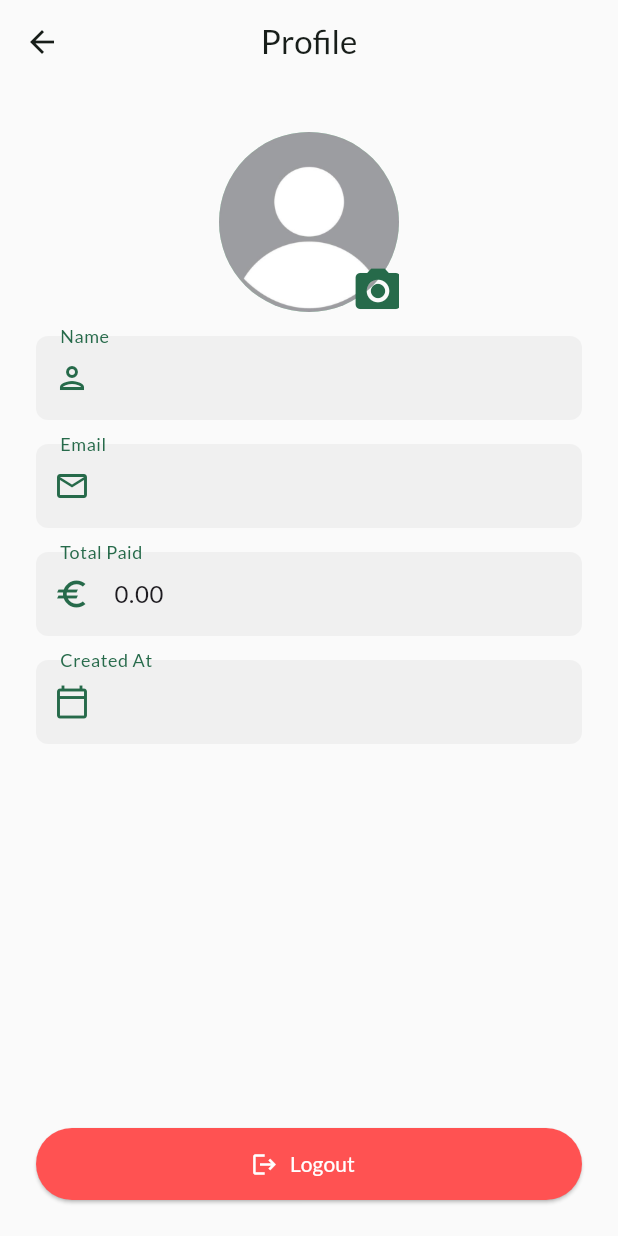
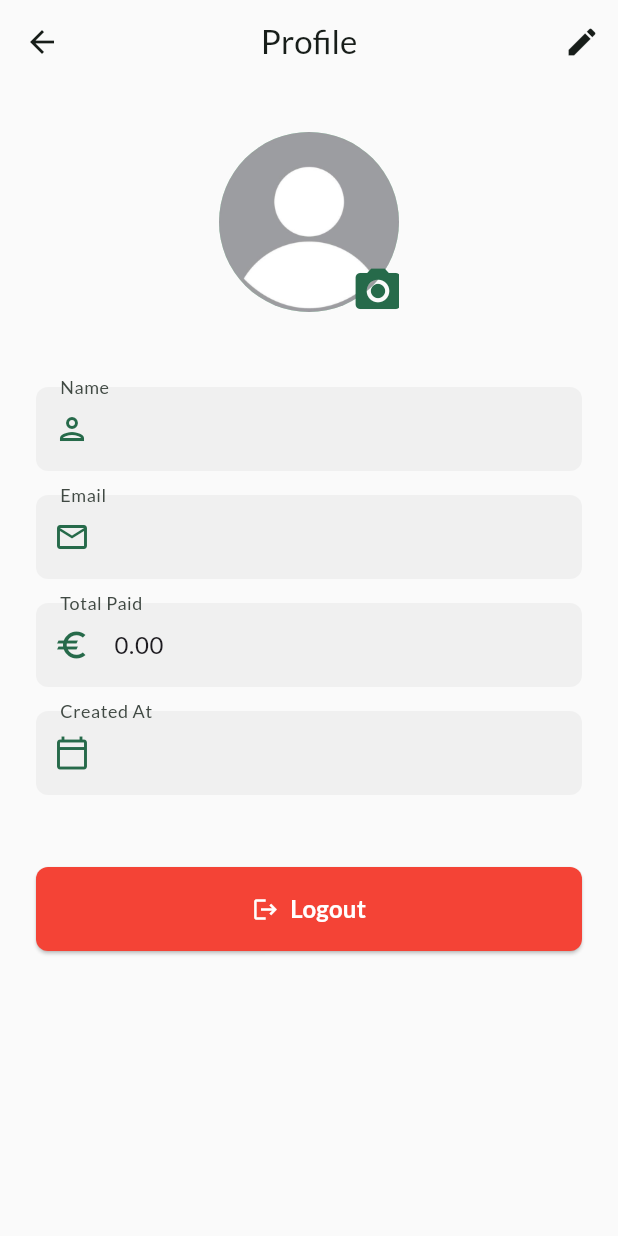
Before and after one commit to DonnerMarcel/Crossplatform_Project, a Flutter app: the UserProfileScreen screen opened directly, on a phone screen of 412 x 824 dp. Run offline on Flutter 3.47's test engine with Material 3 defaults, Android fonts, the phone set to English and light mode, and no system bars; our stand-ins replace cloud_firestore, firebase_auth, firebase_core, flutter_riverpod, google_fonts, google_mobile_ads and 3 more; accounts and stored records are empty; network calls fail.

Commit message:
Add posibility for user to change their name via the user profile screen, also do some small UI updates.

```diff
--- a/lib/screens/group_list_screen.dart
+++ b/lib/screens/group_list_screen.dart
@@ -32,6 +32,10 @@ class _GroupListScreenState extends ConsumerState<GroupListScreen> {
     super.initState();
     _loadUser();
     _loadBannerAd();
+
+    WidgetsBinding.instance.addPostFrameCallback((_) {
+      ref.invalidate(groupServiceProvider);
+    });
   }
 
   Future<void> _loadUser() async {
--- a/lib/screens/user_profile_screen.dart
+++ b/lib/screens/user_profile_screen.dart
@@ -3,6 +3,7 @@ import 'package:cloud_firestore/cloud_firestore.dart';
 import 'package:flutter/material.dart';
 import 'package:image_picker/image_picker.dart';
 import 'package:shared_preferences/shared_preferences.dart';
+import 'package:firebase_auth/firebase_auth.dart' as fb_auth;
 
 import '../services/firestore_service.dart';
 import '../models/models.dart';
@@ -19,11 +20,17 @@ class UserProfileScreen extends StatefulWidget {
 class _UserProfileScreenState extends State<UserProfileScreen> {
   final ImagePicker _picker = ImagePicker();
   final FirestoreService firestoreService = FirestoreService();
+  final _formKey = GlobalKey<FormState>();
+
   File? _imageFile;
   User? currentUser;
   String? email;
   String? uid;
   Timestamp? createdAt;
+  bool _isEditing = false;
+
+  final TextEditingController _nameController = TextEditingController();
+  final TextEditingController _emailController = TextEditingController();
 
   @override
   void initState() {
@@ -41,12 +48,14 @@ class _UserProfileScreenState extends State<UserProfileScreen> {
       setState(() {
         uid = storedUid;
         email = storedEmail;
-        createdAt = doc['createdAt']; // <-- Get it directly
+        createdAt = doc['createdAt'];
         currentUser = User(
           id: doc['id'],
           name: doc['name'],
           totalPaid: (doc['totalPaid'] ?? 0).toDouble(),
         );
+        _nameController.text = currentUser?.name ?? '';
+        _emailController.text = email ?? '';
       });
     }
   }
@@ -58,6 +67,26 @@ class _UserProfileScreenState extends State<UserProfileScreen> {
       setState(() {
         _imageFile = File(pickedFile.path);
       });
+    }
+  }
+
+  Future<void> _updateProfile() async {
+    if (!_formKey.currentState!.validate()) return;
+
+    final newName = _nameController.text.trim();
+
+    if (currentUser != null && uid != null) {
+      // Update name in Firestore
+      await firestoreService.updateUserName(userId: uid!, newName: newName);
+
+      setState(() {
+        currentUser!.name = newName;
+        _isEditing = false;
+      });
+
+      ScaffoldMessenger.of(context).showSnackBar(
+        const SnackBar(content: Text('Profile updated')),
+      );
     }
   }
 
@@ -96,18 +125,37 @@ class _UserProfileScreenState extends State<UserProfileScreen> {
 
   @override
   Widget build(BuildContext context) {
-    if (currentUser == null) {
-      //show empty container until _loadUser is finished or I would have to code
-      //a lot of garbage to handle nulls
-      return const Scaffold();
-    }
+    final theme = Theme.of(context);
+
+    if (currentUser == null) return const Scaffold();
 
     return Scaffold(
-      appBar: AppBar(title: const Text('Profile'), centerTitle: true),
-      body: Padding(
+      appBar: AppBar(
+        title: const Text('Profile'),
+        centerTitle: true,
+        actions: [
+          IconButton(
+            icon: Icon(_isEditing ? Icons.close : Icons.edit),
+            tooltip: _isEditing ? 'Cancel Edit' : 'Edit Profile',
+            onPressed: () {
+              setState(() {
+                _isEditing = !_isEditing;
+                if (!_isEditing) {
+                  _nameController.text = currentUser?.name ?? '';
+                  _emailController.text = email ?? '';
+                }
+              });
+            },
+          ),
+        ],
+      ),
+      body: SingleChildScrollView(
         padding: const EdgeInsets.all(24.0),
-        child: Center(
+        child: Form(
+          key: _formKey,
           child: Column(
+            crossAxisAlignment: CrossAxisAlignment.center,
+            mainAxisAlignment: MainAxisAlignment.center,
             children: [
               const SizedBox(height: 8),
               Stack(
@@ -136,70 +184,47 @@ class _UserProfileScreenState extends State<UserProfileScreen> {
                   ),
                 ],
               ),
-              const SizedBox(height: 16),
-              IgnorePointer(
-                child: TextFormField(
+              const SizedBox(height: 50),
+              _isEditing
+                  ? TextFormField(
+                controller: _nameController,
+                decoration: _buildInputDecoration(
+                  labelText: 'Name',
+                  prefixIconData: Icons.person_outlined,
+                  context: context,
+                ),
+                validator: (value) =>
+                value == null || value.trim().isEmpty ? 'Enter name' : null,
+              )
+                  : TextFormField(
                 readOnly: true,
-                  initialValue: currentUser?.name,
-                  // Your actual displayed text inside the field
-                  decoration: InputDecoration(
+                initialValue: currentUser?.name ?? '',
+                decoration: _buildInputDecoration(
                   labelText: 'Name',
-                    // Floating label above the field
-                    floatingLabelBehavior: FloatingLabelBehavior.always,
-                    prefixIcon:Icon(Icons.person_outlined, color: Theme.of(context).colorScheme.primary),
-                    filled: true,
-                    fillColor: Colors.black.withOpacity(0.04),
-                    border: OutlineInputBorder(
-                      borderRadius: BorderRadius.circular(8),
-                      borderSide: BorderSide.none,
-                    ),
-                    labelStyle: TextStyle(
-                      color: Theme.of(context).colorScheme.primary,
+                  prefixIconData: Icons.person_outlined,
+                  context: context,
                 ),
               ),
+              const SizedBox(height: 16),
+              TextFormField(
+                readOnly: true,
+                initialValue: email ?? '',
+                decoration: _buildInputDecoration(
+                  labelText: 'Email',
+                  prefixIconData: Icons.email_outlined,
+                  context: context,
                 ),
               ),
               const SizedBox(height: 16),
               IgnorePointer(
                 child: TextFormField(
                   readOnly: true,
-                  initialValue: email ?? '',
-                  decoration: InputDecoration(
-                    labelText: 'Email',
-                    // Floating label above the field
-                    floatingLabelBehavior: FloatingLabelBehavior.always,
-                    prefixIcon: Icon(Icons.email_outlined, color: Theme.of(context).colorScheme.primary),
-                    filled: true,
-                    fillColor: Colors.black.withOpacity(0.04),
-                    border: OutlineInputBorder(
-                      borderRadius: BorderRadius.circular(8),
-                      borderSide: BorderSide.none,
-                    ),
-                    labelStyle: TextStyle(
-                      color: Theme.of(context).colorScheme.primary,
-                    ),
-                  ),
-                ),
-              ),
-              const SizedBox(height: 16),
-              IgnorePointer(
-                child: TextFormField(
-                  readOnly: true,
-                  initialValue: currentUser?.totalPaid.toStringAsFixed(2),
-                  decoration: InputDecoration(
+                  initialValue:
+                  currentUser?.totalPaid.toStringAsFixed(2) ?? '0.00',
+                  decoration: _buildInputDecoration(
                     labelText: 'Total Paid',
-                    // Floating label above the field
-                    floatingLabelBehavior: FloatingLabelBehavior.always,
-                    prefixIcon: Icon(Icons.euro_outlined, color: Theme.of(context).colorScheme.primary),
-                    filled: true,
-                    fillColor: Colors.black.withOpacity(0.04),
-                    border: OutlineInputBorder(
-                      borderRadius: BorderRadius.circular(8),
-                      borderSide: BorderSide.none,
-                    ),
-                    labelStyle: TextStyle(
-                      color: Theme.of(context).colorScheme.primary,
-                    ),
+                    prefixIconData: Icons.euro_outlined,
+                    context: context,
                   ),
                 ),
               ),
@@ -212,33 +237,50 @@ class _UserProfileScreenState extends State<UserProfileScreen> {
                       DateTime.fromMillisecondsSinceEpoch(
                           createdAt!.millisecondsSinceEpoch))
                       : '',
-                  decoration: InputDecoration(
+                  decoration: _buildInputDecoration(
                     labelText: 'Created At',
-                    // Floating label above the field
-                    floatingLabelBehavior: FloatingLabelBehavior.always,
-                    prefixIcon: Icon(Icons.calendar_today_outlined, color: Theme.of(context).colorScheme.primary),
-                    filled: true,
-                    fillColor: Colors.black.withOpacity(0.04),
-                    border: OutlineInputBorder(
+                    prefixIconData: Icons.calendar_today_outlined,
+                    context: context,
+                  ),
+                ),
+              ),
+              const SizedBox(height: 24),
+              if (_isEditing)
+                SizedBox(
+                  width: double.infinity,
+                  child: ElevatedButton.icon(
+                    onPressed: _updateProfile,
+                    icon: const Icon(Icons.save),
+                    label: const Text('Save Changes'),
+                    style: ElevatedButton.styleFrom(
+                      foregroundColor: theme.colorScheme.onPrimary,
+                      backgroundColor: theme.colorScheme.primary,
+                      padding: const EdgeInsets.symmetric(vertical: 16),
+                      textStyle: theme.textTheme.titleMedium
+                          ?.copyWith(fontWeight: FontWeight.bold),
+                      shape: RoundedRectangleBorder(
                         borderRadius: BorderRadius.circular(8),
-                      borderSide: BorderSide.none,
-                    ),
-                    labelStyle: TextStyle(
-                      color: Theme.of(context).colorScheme.primary,
                       ),
                     ),
                   ),
                 ),
-              const SizedBox(height: 16),
-              const Spacer(),
-              ElevatedButton.icon(
+              const SizedBox(height: 24),
+              SizedBox(
+                width: double.infinity,
+                child: ElevatedButton.icon(
                   onPressed: _confirmLogout,
                   icon: const Icon(Icons.logout),
                   label: const Text('Logout'),
                   style: ElevatedButton.styleFrom(
-                  backgroundColor: Colors.redAccent,
+                    backgroundColor: Colors.red,
                     foregroundColor: Colors.white,
-                  minimumSize: const Size.fromHeight(48),
+                    padding: const EdgeInsets.symmetric(vertical: 16),
+                    textStyle: theme.textTheme.titleMedium
+                        ?.copyWith(fontWeight: FontWeight.bold),
+                    shape: RoundedRectangleBorder(
+                      borderRadius: BorderRadius.circular(8),
+                    ),
+                  ),
                 ),
               ),
             ],
@@ -263,7 +305,7 @@ class _UserProfileScreenState extends State<UserProfileScreen> {
       hintText: hintText,
       filled: true,
       fillColor: Colors.black.withOpacity(0.04),
-      floatingLabelBehavior: FloatingLabelBehavior.never,
+      floatingLabelBehavior: FloatingLabelBehavior.always,
       prefixIcon: prefixIconData != null
           ? Icon(prefixIconData, color: iconColor)
           : null,
```
Also changed, not shown: 4 other files. Lines whose indentation alone changed are shown as unchanged.
